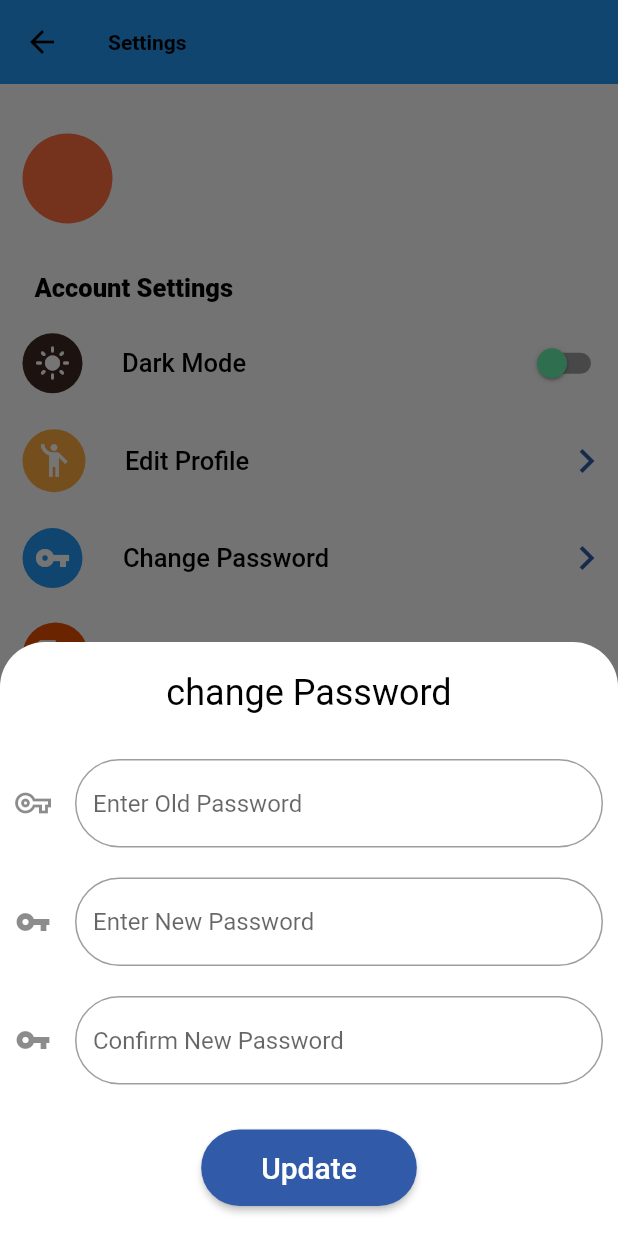
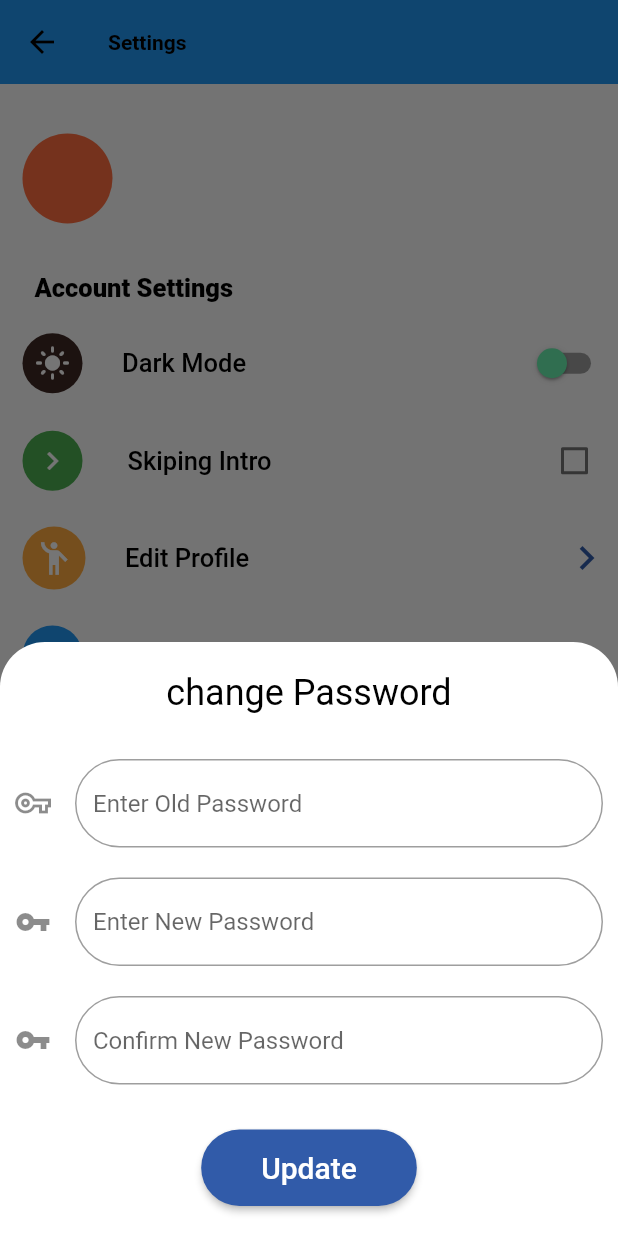
Before and after one commit to tahaTWM/taskSupportorWithDarkTheme, a Flutter app: the Setting screen opened directly with empty values, after a tap on "Change Password", on a phone screen of 412 x 824 dp. Run offline on Flutter 3.47's test engine with Material 2 defaults, Android fonts, the phone set to English and light mode, and no system bars; our stand-ins replace animated_splash_screen, email_validator, file_picker, firebase_core, firebase_messaging, flutter_local_notifications and 9 more; missing offline and left inert: adaptive_action_sheet, cupertino_radio_choice, flutter_pdfview; accounts and stored records are empty; network calls fail.

Commit message:
Wed 09/01/2021, 21:41:50.47

```diff
--- a/lib/creation/createNewWorkSpace.dart
+++ b/lib/creation/createNewWorkSpace.dart
@@ -54,8 +54,7 @@ class _CreateNewWorkSpaceState extends State<CreateNewWorkSpace> {
         key: scaffoldMessengerKey,
         child: Scaffold(
           appBar: AppBar(
-            // backgroundColor: Color.fromRGBO(250, 250, 250, 2),
-            elevation: 0,
+
             title: Text(
               widget.title,
               style: TextStyle(
--- a/lib/homePage/workSpaceMembers.dart
+++ b/lib/homePage/workSpaceMembers.dart
@@ -52,8 +52,7 @@ class _WorkSpaceMemberState extends State<WorkSpaceMember> {
         iconTheme: IconThemeData(
             //  color:Colors.black,
             ),
-        // backgroundColor: Colors.white,
-        elevation: 0,
+
       ),
       body: SafeArea(
         child: Form(
--- a/lib/login/logn.dart
+++ b/lib/login/logn.dart
@@ -1,6 +1,5 @@
 import 'package:email_validator/email_validator.dart';
 import 'package:firebase_messaging/firebase_messaging.dart';
-
 import 'package:flutter/material.dart';
 import 'package:getwidget/getwidget.dart';
 import 'package:permission_handler/permission_handler.dart';
@@ -374,6 +373,7 @@ class _Logn extends State<Logn> {
           _eMail.text = sharedPreferences.getString("email");
         } else {
           _eMail.clear();
+          _passWord.clear();
         }
       } else {
         isCheck = false;
--- a/lib/main.dart
+++ b/lib/main.dart
@@ -143,6 +143,8 @@ class _MyAppState extends State<MyApp> {
           headline6: TextStyle(color: Colors.black),
         ),
         appBarTheme: AppBarTheme(
+          // backgroundColor: Color.fromRGBO(48, 48, 48, 0),
+          elevation: 0.0,
           titleTextStyle: TextStyle(color: Colors.black),
           textTheme: TextTheme(
             bodyText1: TextStyle(color: Colors.black),
--- a/lib/profile/profile.dart
+++ b/lib/profile/profile.dart
@@ -74,8 +74,6 @@ class _ProfileState extends State<Profile> {
       child: Scaffold(
         appBar: AppBar(
           leading: Container(),
-          // backgroundColor: Color.fromRGBO(250, 250, 250, 2),
-          elevation: 0,
           title: Text(
             "Profile",
             style: TextStyle(
--- a/lib/profile/setting.dart
+++ b/lib/profile/setting.dart
@@ -50,6 +50,7 @@ class _SettingState extends State<Setting> {
   String workspaces = "0";
   String tasks = "0";
   final ImagePicker _picker = ImagePicker();
+  bool skip = false;
 
   @override
   void initState() {
@@ -65,6 +66,7 @@ class _SettingState extends State<Setting> {
       child: Scaffold(
         resizeToAvoidBottomInset: false,
         appBar: AppBar(
+          elevation: 0,
           title: Text(
             "Settings",
             textAlign: TextAlign.start,
@@ -74,7 +76,7 @@ class _SettingState extends State<Setting> {
               fontWeight: FontWeight.bold,
             ),
           ),
-            elevation: 0),
+        ),
         body: Container(
           width: double.infinity,
           child: ListView(
@@ -180,6 +182,24 @@ class _SettingState extends State<Setting> {
                           },
                         ),
                       ),
+
+                      Field(
+                          colur: Colors.green,
+                          icon: Icon(
+                            Icons.keyboard_arrow_right,
+                            color: Colors.white,
+                          ),
+                          txt: "  Skiping Intro",
+                          endd: Checkbox(
+                            onChanged: (bool value) {
+                              _setSkip(value);
+                              setState(() {
+                                skip = value;
+                              });
+                            },
+                            value: skip,
+                          )),
+
                       // Align(
                       //   alignment: Alignment.centerLeft,
                       //   child: Padding(
@@ -207,7 +227,8 @@ class _SettingState extends State<Setting> {
                         endd: Icon(
                           Icons.keyboard_arrow_right,
                           size: 32,
-                          )),
+                        ),
+                      ),
                       Field(
                           onclick: () {
                             _newBottomSheetChangePassword(context);
@@ -310,7 +331,7 @@ class _SettingState extends State<Setting> {
                 child: Padding(
                   padding: EdgeInsets.only(bottom: 20),
                   child: Text(
-                    "App version 0.0.1",
+                    "Alph version 0.0.1",
                     style: TextStyle(),
                   ),
                 ),
@@ -334,6 +355,11 @@ class _SettingState extends State<Setting> {
       isSwitched = _pref.getBool("mode") ?? false;
       userAvatar = _pref.getString("userAvatar");
     });
+    if (_pref.getBool("skip") != null) {
+      setState(() {
+        skip = _pref.getBool("skip");
+      });
+    }
   }
 
   _siginOut() async {
@@ -939,6 +965,11 @@ class _SettingState extends State<Setting> {
       },
     );
   }
+
+  _setSkip(bool value) async {
+    SharedPreferences pref = await SharedPreferences.getInstance();
+    pref.setBool("skip", value);
+  }
 }
 
 class Field extends StatelessWidget {
--- a/pubspec.yaml
+++ b/pubspec.yaml
@@ -40,7 +40,6 @@ dependencies:
   path_provider: ^2.0.1
   permission_handler: null
   provider: ^5.0.0
-  refresh_loadmore: ^2.0.4
   shared_preferences: ^2.0.0
   slider_button: null
   timeago: ^3.0.2
```
Also changed, not shown: lib/all_tasks/showAllTasks.dart (+20 -10 lines), lib/all_tasks/taskAttachment.dart (+7 -5 lines), lib/all_tasks/taskHistory.dart (+17 -29 lines), lib/homePage/homepage.dart (+19 -4 lines), lib/notification/notification.dart (+13 -2 lines), pubspec.lock. Lines whose indentation alone changed are shown as unchanged.
